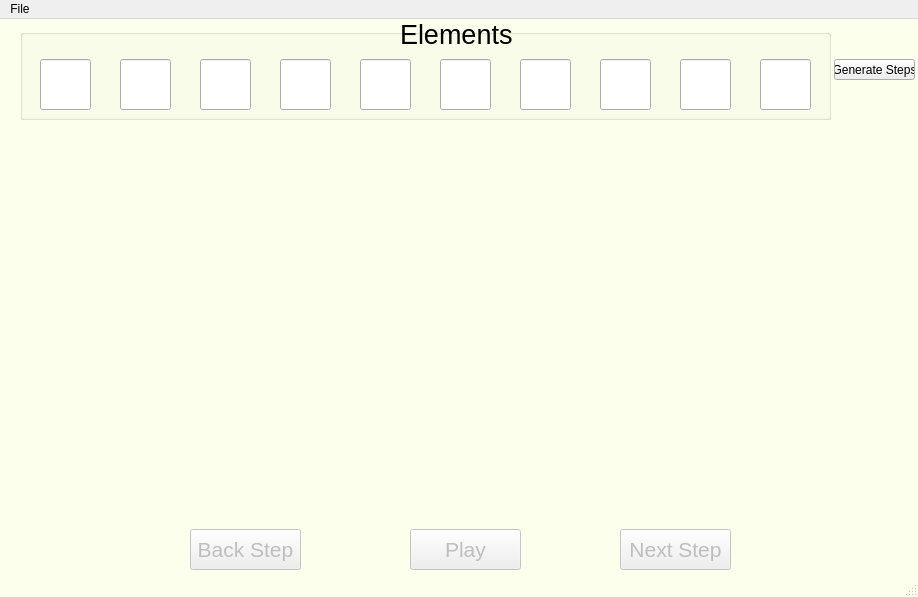
Siwady/QuickSort-GuiAnimations, file Quicksort/Quicksort/mainwindow.ui: the form before one commit.
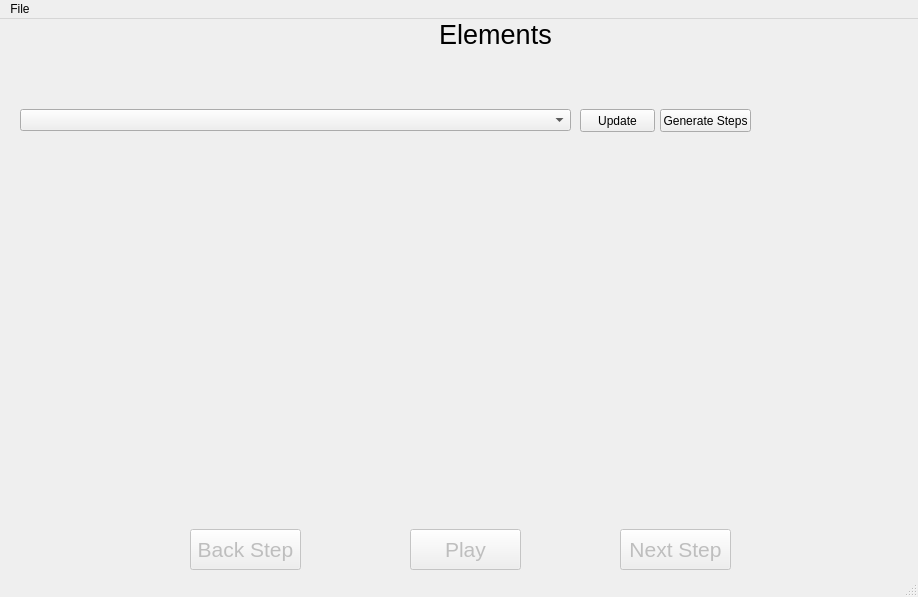
The form after the commit.

Commit message: List of algorithm , UpdateButton ,  the begin and end the end of the current partition added

What changed in the file:
```diff
--- a/Quicksort/Quicksort/mainwindow.ui
+++ b/Quicksort/Quicksort/mainwindow.ui
@@ -14,308 +14,16 @@
    <string>MainWindow</string>
   </property>
   <property name="styleSheet">
-   <string notr="true">QMainWindow{
-background-color: rgb(251, 255, 235);
-}</string>
+   <string notr="true"/>
   </property>
   <widget class="QWidget" name="centralWidget">
-   <widget class="QGroupBox" name="groupBox">
-    <property name="geometry">
-     <rect>
-      <x>20</x>
-      <y>10</y>
-      <width>811</width>
-      <height>91</height>
-     </rect>
-    </property>
-    <property name="styleSheet">
-     <string notr="true"/>
-    </property>
-    <property name="title">
-     <string/>
-    </property>
-    <widget class="QLineEdit" name="le_element1">
-     <property name="geometry">
-      <rect>
-       <x>20</x>
-       <y>30</y>
-       <width>51</width>
-       <height>51</height>
-      </rect>
-     </property>
-     <property name="font">
-      <font>
-       <family>Arial</family>
-       <pointsize>18</pointsize>
-       <weight>75</weight>
-       <bold>true</bold>
-      </font>
-     </property>
-     <property name="layoutDirection">
-      <enum>Qt::LeftToRight</enum>
-     </property>
-     <property name="styleSheet">
-      <string notr="true">QLineEdit{
-border-color: rgb(219, 249, 255);}</string>
-     </property>
-     <property name="text">
-      <string/>
-     </property>
-     <property name="alignment">
-      <set>Qt::AlignCenter</set>
-     </property>
-    </widget>
-    <widget class="QLineEdit" name="le_element2">
-     <property name="geometry">
-      <rect>
-       <x>100</x>
-       <y>30</y>
-       <width>51</width>
-       <height>51</height>
-      </rect>
-     </property>
-     <property name="font">
-      <font>
-       <family>Arial</family>
-       <pointsize>18</pointsize>
-       <weight>75</weight>
-       <bold>true</bold>
-      </font>
-     </property>
-     <property name="layoutDirection">
-      <enum>Qt::LeftToRight</enum>
-     </property>
-     <property name="text">
-      <string/>
-     </property>
-     <property name="alignment">
-      <set>Qt::AlignCenter</set>
-     </property>
-    </widget>
-    <widget class="QLineEdit" name="le_element4">
-     <property name="geometry">
-      <rect>
-       <x>260</x>
-       <y>30</y>
-       <width>51</width>
-       <height>51</height>
-      </rect>
-     </property>
-     <property name="font">
-      <font>
-       <family>Arial</family>
-       <pointsize>18</pointsize>
-       <weight>75</weight>
-       <bold>true</bold>
-      </font>
-     </property>
-     <property name="layoutDirection">
-      <enum>Qt::LeftToRight</enum>
-     </property>
-     <property name="text">
-      <string/>
-     </property>
-     <property name="alignment">
-      <set>Qt::AlignCenter</set>
-     </property>
-    </widget>
-    <widget class="QLineEdit" name="le_element3">
-     <property name="geometry">
-      <rect>
-       <x>180</x>
-       <y>30</y>
-       <width>51</width>
-       <height>51</height>
-      </rect>
-     </property>
-     <property name="font">
-      <font>
-       <family>Arial</family>
-       <pointsize>18</pointsize>
-       <weight>75</weight>
-       <bold>true</bold>
-      </font>
-     </property>
-     <property name="layoutDirection">
-      <enum>Qt::LeftToRight</enum>
-     </property>
-     <property name="text">
-      <string/>
-     </property>
-     <property name="alignment">
-      <set>Qt::AlignCenter</set>
-     </property>
-    </widget>
-    <widget class="QLineEdit" name="le_element7">
-     <property name="geometry">
-      <rect>
-       <x>500</x>
-       <y>30</y>
-       <width>51</width>
-       <height>51</height>
-      </rect>
-     </property>
-     <property name="font">
-      <font>
-       <family>Arial</family>
-       <pointsize>18</pointsize>
-       <weight>75</weight>
-       <bold>true</bold>
-      </font>
-     </property>
-     <property name="layoutDirection">
-      <enum>Qt::LeftToRight</enum>
-     </property>
-     <property name="text">
-      <string/>
-     </property>
-     <property name="alignment">
-      <set>Qt::AlignCenter</set>
-     </property>
-    </widget>
-    <widget class="QLineEdit" name="le_element6">
-     <property name="geometry">
-      <rect>
-       <x>420</x>
-       <y>30</y>
-       <width>51</width>
-       <height>51</height>
-      </rect>
-     </property>
-     <property name="font">
-      <font>
-       <family>Arial</family>
-       <pointsize>18</pointsize>
-       <weight>75</weight>
-       <bold>true</bold>
-      </font>
-     </property>
-     <property name="layoutDirection">
-      <enum>Qt::LeftToRight</enum>
-     </property>
-     <property name="text">
-      <string/>
-     </property>
-     <property name="alignment">
-      <set>Qt::AlignCenter</set>
-     </property>
-    </widget>
-    <widget class="QLineEdit" name="le_element8">
-     <property name="geometry">
-      <rect>
-       <x>580</x>
-       <y>30</y>
-       <width>51</width>
-       <height>51</height>
-      </rect>
-     </property>
-     <property name="font">
-      <font>
-       <family>Arial</family>
-       <pointsize>18</pointsize>
-       <weight>75</weight>
-       <bold>true</bold>
-      </font>
-     </property>
-     <property name="layoutDirection">
-      <enum>Qt::LeftToRight</enum>
-     </property>
-     <property name="text">
-      <string/>
-     </property>
-     <property name="alignment">
-      <set>Qt::AlignCenter</set>
-     </property>
-    </widget>
-    <widget class="QLineEdit" name="le_element5">
-     <property name="geometry">
-      <rect>
-       <x>340</x>
-       <y>30</y>
-       <width>51</width>
-       <height>51</height>
-      </rect>
-     </property>
-     <property name="font">
-      <font>
-       <family>Arial</family>
-       <pointsize>18</pointsize>
-       <weight>75</weight>
-       <bold>true</bold>
-      </font>
-     </property>
-     <property name="layoutDirection">
-      <enum>Qt::LeftToRight</enum>
-     </property>
-     <property name="text">
-      <string/>
-     </property>
-     <property name="alignment">
-      <set>Qt::AlignCenter</set>
-     </property>
-    </widget>
-    <widget class="QLineEdit" name="le_element9">
-     <property name="geometry">
-      <rect>
-       <x>660</x>
-       <y>30</y>
-       <width>51</width>
-       <height>51</height>
-      </rect>
-     </property>
-     <property name="font">
-      <font>
-       <family>Arial</family>
-       <pointsize>18</pointsize>
-       <weight>75</weight>
-       <bold>true</bold>
-      </font>
-     </property>
-     <property name="layoutDirection">
-      <enum>Qt::LeftToRight</enum>
-     </property>
-     <property name="text">
-      <string/>
-     </property>
-     <property name="alignment">
-      <set>Qt::AlignCenter</set>
-     </property>
-    </widget>
-    <widget class="QLineEdit" name="le_element10">
-     <property name="geometry">
-      <rect>
-       <x>740</x>
-       <y>30</y>
-       <width>51</width>
-       <height>51</height>
-      </rect>
-     </property>
-     <property name="font">
-      <font>
-       <family>Arial</family>
-       <pointsize>18</pointsize>
-       <weight>75</weight>
-       <bold>true</bold>
-      </font>
-     </property>
-     <property name="layoutDirection">
-      <enum>Qt::LeftToRight</enum>
-     </property>
-     <property name="text">
-      <string/>
-     </property>
-     <property name="alignment">
-      <set>Qt::AlignCenter</set>
-     </property>
-    </widget>
-   </widget>
    <widget class="QWidget" name="gridLayoutWidget">
     <property name="geometry">
      <rect>
       <x>20</x>
-      <y>120</y>
+      <y>130</y>
       <width>871</width>
-      <height>381</height>
+      <height>371</height>
      </rect>
     </property>
     <layout class="QGridLayout" name="gridLayout">
@@ -327,7 +35,7 @@
    <widget class="QLabel" name="label">
     <property name="geometry">
      <rect>
-      <x>400</x>
+      <x>410</x>
       <y>0</y>
       <width>171</width>
       <height>31</height>
@@ -341,6 +49,9 @@
     <property name="text">
      <string>Elements</string>
     </property>
+    <property name="alignment">
+     <set>Qt::AlignCenter</set>
+    </property>
    </widget>
    <widget class="QPushButton" name="pb_previousStep">
     <property name="enabled">
@@ -426,16 +137,57 @@
    <widget class="QPushButton" name="pb_generate">
     <property name="geometry">
      <rect>
-      <x>834</x>
-      <y>40</y>
-      <width>81</width>
-      <height>21</height>
+      <x>660</x>
+      <y>90</y>
+      <width>91</width>
+      <height>23</height>
      </rect>
     </property>
     <property name="text">
      <string>Generate Steps</string>
     </property>
    </widget>
+   <widget class="QComboBox" name="cb_algorithm">
+    <property name="geometry">
+     <rect>
+      <x>20</x>
+      <y>90</y>
+      <width>551</width>
+      <height>22</height>
+     </rect>
+    </property>
+   </widget>
+   <widget class="QWidget" name="horizontalLayoutWidget">
+    <property name="geometry">
+     <rect>
+      <x>20</x>
+      <y>40</y>
+      <width>871</width>
+      <height>31</height>
+     </rect>
+    </property>
+    <layout class="QHBoxLayout" name="gridElements">
+     <property name="spacing">
+      <number>6</number>
+     </property>
+     <property name="sizeConstraint">
+      <enum>QLayout::SetDefaultConstraint</enum>
+     </property>
+    </layout>
+   </widget>
+   <widget class="QPushButton" name="pb_update">
+    <property name="geometry">
+     <rect>
+      <x>580</x>
+      <y>90</y>
+      <width>75</width>
+      <height>23</height>
+     </rect>
+    </property>
+    <property name="text">
+     <string>Update</string>
+    </property>
+   </widget>
   </widget>
   <widget class="QMenuBar" name="menuBar">
    <property name="geometry">
```
Left out of the diff: 6 changed lines with no effect on the pictures. The commit also changes 14 other files.
